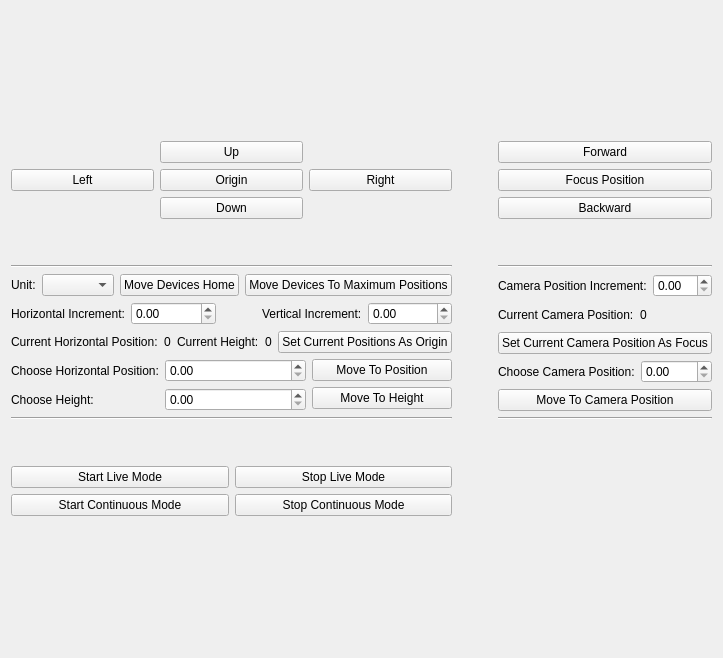
Above: gui/control.ui from LIOMLab/lightsheet before the change. Below: the same form after it.
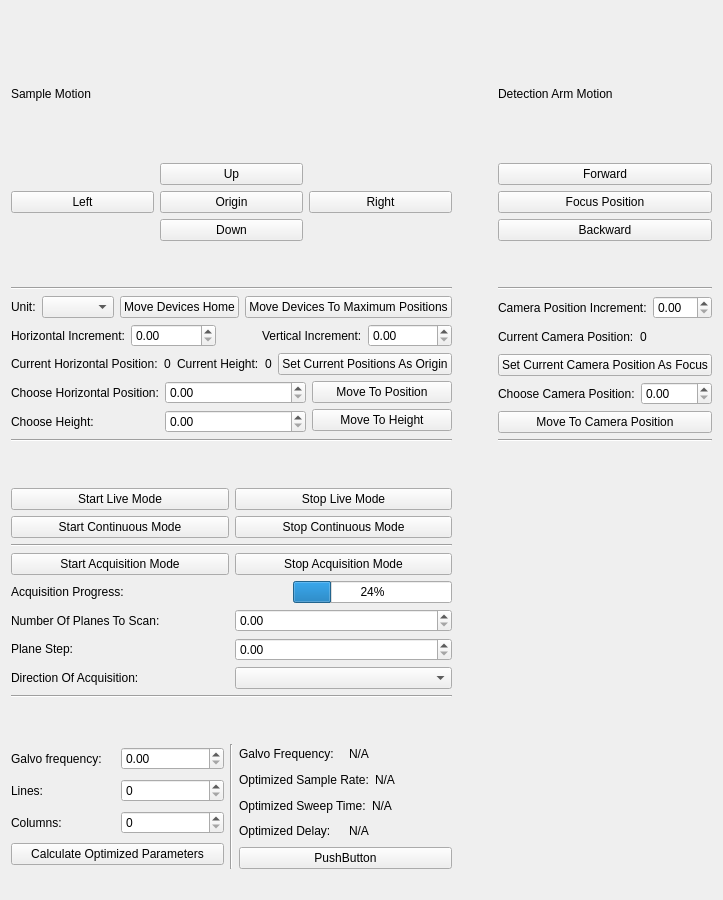
That is the form after the change.

Commit message: >Basic mechanic of an acquisition mode added, progress bar and stop button not functionnal yet >self.synchronized_ramps() added in control.py to calculate optimal parameters for the galvo and ETL ramps of each arm (doesn't synchronize one arm with the other) based on galvo frequency and area to image inputs. >self.set_optimized_parameters() added to control.py to set to the parameter dictionnary the synchronized parameters calculated by the previous function >Buttons and labels added for the previous functionnalities in control.ui -PierreGCollins

Diff of the .ui file:
```diff
--- a/gui/control.ui
+++ b/gui/control.ui
@@ -7,7 +7,7 @@
     <x>0</x>
     <y>0</y>
     <width>673</width>
-    <height>658</height>
+    <height>900</height>
    </rect>
   </property>
   <property name="windowTitle">
@@ -16,116 +16,46 @@
   <layout class="QVBoxLayout" name="verticalLayout">
    <item>
     <layout class="QGridLayout" name="gridLayout_8">
-     <item row="5" column="0">
-      <spacer name="verticalSpacer_2">
-       <property name="orientation">
-        <enum>Qt::Vertical</enum>
-       </property>
-       <property name="sizeType">
-        <enum>QSizePolicy::Fixed</enum>
-       </property>
-       <property name="sizeHint" stdset="0">
-        <size>
-         <width>20</width>
-         <height>40</height>
-        </size>
-       </property>
-      </spacer>
-     </item>
      <item row="2" column="0">
-      <widget class="Line" name="line_3">
-       <property name="orientation">
-        <enum>Qt::Horizontal</enum>
+      <widget class="QLabel" name="label_2">
+       <property name="text">
+        <string>Sample Motion</string>
        </property>
       </widget>
      </item>
-     <item row="2" column="2">
-      <widget class="Line" name="line_4">
+     <item row="14" column="1">
+      <spacer name="horizontalSpacer_6">
        <property name="orientation">
         <enum>Qt::Horizontal</enum>
        </property>
-      </widget>
+       <property name="sizeType">
+        <enum>QSizePolicy::Fixed</enum>
+       </property>
+       <property name="sizeHint" stdset="0">
+        <size>
+         <width>40</width>
+         <height>20</height>
+        </size>
+       </property>
+      </spacer>
      </item>
-     <item row="6" column="0">
-      <layout class="QVBoxLayout" name="verticalLayout_16">
-       <item>
-        <layout class="QHBoxLayout" name="horizontalLayout_2">
-         <item>
-          <widget class="QPushButton" name="pushButton_startLive">
-           <property name="text">
-            <string>Start Live Mode</string>
-           </property>
-          </widget>
-         </item>
-         <item>
-          <widget class="QPushButton" name="pushButton_stopLive">
-           <property name="text">
-            <string>Stop Live Mode</string>
-           </property>
-          </widget>
-         </item>
-        </layout>
-       </item>
-       <item>
-        <layout class="QHBoxLayout" name="horizontalLayout_9">
-         <item>
-          <widget class="QPushButton" name="pushButton_startContinuous">
-           <property name="text">
-            <string>Start Continuous Mode</string>
-           </property>
-          </widget>
-         </item>
-         <item>
-          <widget class="QPushButton" name="pushButton_stopContinuous">
-           <property name="text">
-            <string>Stop Continuous Mode</string>
-           </property>
-          </widget>
-         </item>
-        </layout>
-       </item>
-      </layout>
+     <item row="8" column="0">
+      <spacer name="verticalSpacer_2">
+       <property name="orientation">
+        <enum>Qt::Vertical</enum>
+       </property>
+       <property name="sizeType">
+        <enum>QSizePolicy::Fixed</enum>
+       </property>
+       <property name="sizeHint" stdset="0">
+        <size>
+         <width>20</width>
+         <height>40</height>
+        </size>
+       </property>
+      </spacer>
      </item>
-     <item row="0" column="0">
-      <layout class="QGridLayout" name="gridLayout">
-       <item row="1" column="1">
-        <widget class="QPushButton" name="pushButton_MotorOrigin">
-         <property name="text">
-          <string>Origin</string>
-         </property>
-        </widget>
-       </item>
-       <item row="0" column="1">
-        <widget class="QPushButton" name="pushButton_MotorUp">
-         <property name="text">
-          <string>Up</string>
-         </property>
-        </widget>
-       </item>
-       <item row="1" column="2">
-        <widget class="QPushButton" name="pushButton_MotorRight">
-         <property name="text">
-          <string>Right</string>
-         </property>
-        </widget>
-       </item>
-       <item row="1" column="0">
-        <widget class="QPushButton" name="pushButton_MotorLeft">
-         <property name="text">
-          <string>Left</string>
-         </property>
-        </widget>
-       </item>
-       <item row="2" column="1">
-        <widget class="QPushButton" name="pushButton_MotorDown">
-         <property name="text">
-          <string>Down</string>
-         </property>
-        </widget>
-       </item>
-      </layout>
-     </item>
-     <item row="1" column="0">
+     <item row="4" column="0">
       <spacer name="verticalSpacer">
        <property name="orientation">
         <enum>Qt::Vertical</enum>
@@ -141,32 +71,23 @@
        </property>
       </spacer>
      </item>
-     <item row="0" column="2">
-      <layout class="QGridLayout" name="gridLayout_7">
-       <item row="2" column="0">
-        <widget class="QPushButton" name="pushButton_backward">
-         <property name="text">
-          <string>Backward</string>
-         </property>
-        </widget>
-       </item>
-       <item row="0" column="0">
-        <widget class="QPushButton" name="pushButton_forward">
-         <property name="text">
-          <string>Forward</string>
-         </property>
-        </widget>
-       </item>
-       <item row="1" column="0">
-        <widget class="QPushButton" name="pushButton_focus">
-         <property name="text">
-          <string>Focus Position</string>
-         </property>
-        </widget>
-       </item>
-      </layout>
+     <item row="6" column="1">
+      <spacer name="horizontalSpacer_5">
+       <property name="orientation">
+        <enum>Qt::Horizontal</enum>
+       </property>
+       <property name="sizeType">
+        <enum>QSizePolicy::Fixed</enum>
+       </property>
+       <property name="sizeHint" stdset="0">
+        <size>
+         <width>40</width>
+         <height>20</height>
+        </size>
+       </property>
+      </spacer>
      </item>
-     <item row="3" column="2">
+     <item row="6" column="2">
       <layout class="QVBoxLayout" name="verticalLayout_14">
        <item>
         <layout class="QHBoxLayout" name="horizontalLayout_8">
@@ -234,37 +155,28 @@
        </item>
       </layout>
      </item>
-     <item row="3" column="1">
-      <spacer name="horizontalSpacer_5">
-       <property name="orientation">
-        <enum>Qt::Horizontal</enum>
-       </property>
-       <property name="sizeType">
-        <enum>QSizePolicy::Fixed</enum>
-       </property>
-       <property name="sizeHint" stdset="0">
-        <size>
-         <width>40</width>
-         <height>20</height>
-        </size>
-       </property>
-      </spacer>
-     </item>
-     <item row="4" column="0">
-      <widget class="Line" name="line">
-       <property name="orientation">
-        <enum>Qt::Horizontal</enum>
-       </property>
-      </widget>
-     </item>
-     <item row="4" column="2">
+     <item row="7" column="2">
       <widget class="Line" name="line_2">
        <property name="orientation">
         <enum>Qt::Horizontal</enum>
        </property>
       </widget>
      </item>
-     <item row="3" column="0">
+     <item row="7" column="0">
+      <widget class="Line" name="line">
+       <property name="orientation">
+        <enum>Qt::Horizontal</enum>
+       </property>
+      </widget>
+     </item>
+     <item row="5" column="0">
+      <widget class="Line" name="line_3">
+       <property name="orientation">
+        <enum>Qt::Horizontal</enum>
+       </property>
+      </widget>
+     </item>
+     <item row="6" column="0">
       <layout class="QVBoxLayout" name="verticalLayout_2">
        <item>
         <layout class="QHBoxLayout" name="horizontalLayout_14">
@@ -438,6 +350,411 @@
        </item>
       </layout>
      </item>
+     <item row="5" column="2">
+      <widget class="Line" name="line_4">
+       <property name="orientation">
+        <enum>Qt::Horizontal</enum>
+       </property>
+      </widget>
+     </item>
+     <item row="3" column="0">
+      <layout class="QGridLayout" name="gridLayout">
+       <item row="1" column="1">
+        <widget class="QPushButton" name="pushButton_MotorOrigin">
+         <property name="text">
+          <string>Origin</string>
+         </property>
+        </widget>
+       </item>
+       <item row="1" column="0">
+        <widget class="QPushButton" name="pushButton_MotorLeft">
+         <property name="text">
+          <string>Left</string>
+         </property>
+        </widget>
+       </item>
+       <item row="1" column="2">
+        <widget class="QPushButton" name="pushButton_MotorRight">
+         <property name="text">
+          <string>Right</string>
+         </property>
+        </widget>
+       </item>
+       <item row="0" column="1">
+        <widget class="QPushButton" name="pushButton_MotorUp">
+         <property name="text">
+          <string>Up</string>
+         </property>
+        </widget>
+       </item>
+       <item row="2" column="1">
+        <widget class="QPushButton" name="pushButton_MotorDown">
+         <property name="text">
+          <string>Down</string>
+         </property>
+        </widget>
+       </item>
+      </layout>
+     </item>
+     <item row="3" column="2">
+      <layout class="QGridLayout" name="gridLayout_7">
+       <item row="1" column="0">
+        <widget class="QPushButton" name="pushButton_focus">
+         <property name="text">
+          <string>Focus Position</string>
+         </property>
+        </widget>
+       </item>
+       <item row="0" column="0">
+        <widget class="QPushButton" name="pushButton_forward">
+         <property name="text">
+          <string>Forward</string>
+         </property>
+        </widget>
+       </item>
+       <item row="2" column="0">
+        <widget class="QPushButton" name="pushButton_backward">
+         <property name="text">
+          <string>Backward</string>
+         </property>
+        </widget>
+       </item>
+      </layout>
+     </item>
+     <item row="11" column="0">
+      <widget class="Line" name="line_6">
+       <property name="orientation">
+        <enum>Qt::Horizontal</enum>
+       </property>
+      </widget>
+     </item>
+     <item row="1" column="1">
+      <spacer name="horizontalSpacer_4">
+       <property name="orientation">
+        <enum>Qt::Horizontal</enum>
+       </property>
+       <property name="sizeType">
+        <enum>QSizePolicy::Fixed</enum>
+       </property>
+       <property name="sizeHint" stdset="0">
+        <size>
+         <width>40</width>
+         <height>20</height>
+        </size>
+       </property>
+      </spacer>
+     </item>
+     <item row="13" column="0">
+      <layout class="QHBoxLayout" name="horizontalLayout_4">
+       <item>
+        <layout class="QVBoxLayout" name="verticalLayout_6">
+         <item>
+          <layout class="QHBoxLayout" name="horizontalLayout_17">
+           <item>
+            <widget class="QLabel" name="label_galvoFrequency">
+             <property name="text">
+              <string>Galvo frequency:</string>
+             </property>
+            </widget>
+           </item>
+           <item>
+            <widget class="QDoubleSpinBox" name="doubleSpinBox_galvoFrequency"/>
+           </item>
+          </layout>
+         </item>
+         <item>
+          <layout class="QHBoxLayout" name="horizontalLayout_18">
+           <item>
+            <widget class="QLabel" name="label_lines">
+             <property name="text">
+              <string>Lines:</string>
+             </property>
+            </widget>
+           </item>
+           <item>
+            <widget class="QSpinBox" name="spinBox_lines"/>
+           </item>
+          </layout>
+         </item>
+         <item>
+          <layout class="QHBoxLayout" name="horizontalLayout_19">
+           <item>
+            <widget class="QLabel" name="label_columns">
+             <property name="text">
+              <string>Columns:</string>
+             </property>
+            </widget>
+           </item>
+           <item>
+            <widget class="QSpinBox" name="spinBox_columns"/>
+           </item>
+          </layout>
+         </item>
+         <item>
+          <widget class="QPushButton" name="pushButton_calculateOptimized">
+           <property name="text">
+            <string>Calculate Optimized Parameters</string>
+           </property>
+          </widget>
+         </item>
+        </layout>
+       </item>
+       <item>
+        <widget class="Line" name="line_7">
+         <property name="orientation">
+          <enum>Qt::Vertical</enum>
+         </property>
+        </widget>
+       </item>
+       <item>
+        <layout class="QVBoxLayout" name="verticalLayout_7">
+         <item>
+          <layout class="QHBoxLayout" name="horizontalLayout_22">
+           <item>
+            <widget class="QLabel" name="label_galvoFrequencyText">
+             <property name="text">
+              <string>Galvo Frequency:</string>
+             </property>
+            </widget>
+           </item>
+           <item>
+            <widget class="QLabel" name="label_galvoFrequencyNumerical">
+             <property name="text">
+              <string>N/A</string>
+             </property>
+            </widget>
+           </item>
+          </layout>
+         </item>
+         <item>
+          <layout class="QHBoxLayout" name="horizontalLayout_21">
+           <item>
+            <widget class="QLabel" name="label_samplerateText">
+             <property name="text">
+              <string>Optimized Sample Rate:</string>
+             </property>
+            </widget>
+           </item>
+           <item>
+            <widget class="QLabel" name="label_samplerateNumerical">
+             <property name="text">
+              <string>N/A</string>
+             </property>
+            </widget>
+           </item>
+          </layout>
+         </item>
+         <item>
+          <layout class="QHBoxLayout" name="horizontalLayout_23">
+           <item>
+            <widget class="QLabel" name="label_sweeptimeText">
+             <property name="text">
+              <string>Optimized Sweep Time:</string>
+             </property>
+            </widget>
+           </item>
+           <item>
+            <widget class="QLabel" name="label_sweeptimeNumerical">
+             <property name="text">
+              <string>N/A</string>
+             </property>
+            </widget>
+           </item>
+          </layout>
+         </item>
+         <item>
+          <layout class="QHBoxLayout" name="horizontalLayout_24">
+           <item>
+            <widget class="QLabel" name="label_delayText">
+             <property name="text">
+              <string>Optimized Delay:</string>
+             </property>
+            </widget>
+           </item>
+           <item>
+            <widget class="QLabel" name="label_delayNumerical">
+             <property name="text">
+              <string>N/A</string>
+             </property>
+            </widget>
+           </item>
+          </layout>
+         </item>
+         <item>
+          <widget class="QPushButton" name="pushButton_setOptimized">
+           <property name="text">
+            <string>PushButton</string>
+           </property>
+          </widget>
+         </item>
+        </layout>
+       </item>
+      </layout>
+     </item>
+     <item row="2" column="2">
+      <widget class="QLabel" name="label_3">
+       <property name="text">
+        <string>Detection Arm Motion</string>
+       </property>
+      </widget>
+     </item>
+     <item row="10" column="0">
+      <layout class="QVBoxLayout" name="verticalLayout_13">
+       <item>
+        <layout class="QHBoxLayout" name="horizontalLayout_2">
+         <item>
+          <widget class="QPushButton" name="pushButton_startLive">
+           <property name="text">
+            <string>Start Live Mode</string>
+           </property>
+          </widget>
+         </item>
+         <item>
+          <widget class="QPushButton" name="pushButton_stopLive">
+           <property name="text">
+            <string>Stop Live Mode</string>
+           </property>
+          </widget>
+         </item>
+        </layout>
+       </item>
+       <item>
+        <layout class="QHBoxLayout" name="horizontalLayout_9">
+         <item>
+          <widget class="QPushButton" name="pushButton_startContinuous">
+           <property name="text">
+            <string>Start Continuous Mode</string>
+           </property>
+          </widget>
+         </item>
+         <item>
+          <widget class="QPushButton" name="pushButton_stopContinuous">
+           <property name="text">
+            <string>Stop Continuous Mode</string>
+           </property>
+          </widget>
+         </item>
+        </layout>
+       </item>
+       <item>
+        <widget class="Line" name="line_5">
+         <property name="orientation">
+          <enum>Qt::Horizontal</enum>
+         </property>
+        </widget>
+       </item>
+       <item>
+        <layout class="QHBoxLayout" name="horizontalLayout_5">
+         <item>
+          <widget class="QPushButton" name="pushButton_startAcquisition">
+           <property name="text">
+            <string>Start Acquisition Mode</string>
+           </property>
+          </widget>
+         </item>
+         <item>
+          <widget class="QPushButton" name="pushButton_stopAcquisition">
+           <property name="text">
+            <string>Stop Acquisition Mode</string>
+           </property>
+          </widget>
+         </item>
+        </layout>
+       </item>
+       <item>
+        <layout class="QHBoxLayout" name="horizontalLayout_6">
+         <item>
+          <widget class="QLabel" name="label_acquisitionProgress">
+           <property name="text">
+            <string>Acquisition Progress: </string>
+           </property>
+          </widget>
+         </item>
+         <item>
+          <spacer name="horizontalSpacer">
+           <property name="orientation">
+            <enum>Qt::Horizontal</enum>
+           </property>
+           <property name="sizeType">
+            <enum>QSizePolicy::Expanding</enum>
+           </property>
+           <property name="sizeHint" stdset="0">
+            <size>
+             <width>40</width>
+             <height>20</height>
+            </size>
+           </property>
+          </spacer>
+         </item>
+         <item>
+          <widget class="QProgressBar" name="progressBar_acquisition">
+           <property name="value">
+            <number>24</number>
+           </property>
+          </widget>
+         </item>
+        </layout>
+       </item>
+       <item>
+        <layout class="QHBoxLayout" name="horizontalLayout_28">
+         <item>
+          <layout class="QVBoxLayout" name="verticalLayout_8">
+           <item>
+            <widget class="QLabel" name="label_planeNumber">
+             <property name="text">
+              <string>Number Of Planes To Scan:</string>
+             </property>
+            </widget>
+           </item>
+           <item>
+            <widget class="QLabel" name="label_planeStep">
+             <property name="text">
+              <string>Plane Step:</string>
+             </property>
+            </widget>
+           </item>
+           <item>
+            <widget class="QLabel" name="label_acquisitionDirection">
+             <property name="text">
+              <string>Direction Of Acquisition:</string>
+             </property>
+            </widget>
+           </item>
+          </layout>
+         </item>
+         <item>
+          <layout class="QVBoxLayout" name="verticalLayout_10">
+           <item>
+            <widget class="QDoubleSpinBox" name="doubleSpinBox_planeNumber"/>
+           </item>
+           <item>
+            <widget class="QDoubleSpinBox" name="doubleSpinBox_planeStep"/>
+           </item>
+           <item>
+            <widget class="QComboBox" name="comboBox_acquisitionDirection"/>
+           </item>
+          </layout>
+         </item>
+        </layout>
+       </item>
+      </layout>
+     </item>
+     <item row="12" column="0">
+      <spacer name="verticalSpacer_3">
+       <property name="orientation">
+        <enum>Qt::Vertical</enum>
+       </property>
+       <property name="sizeType">
+        <enum>QSizePolicy::Fixed</enum>
+       </property>
+       <property name="sizeHint" stdset="0">
+        <size>
+         <width>20</width>
+         <height>40</height>
+        </size>
+       </property>
+      </spacer>
+     </item>
     </layout>
    </item>
   </layout>
```
The commit also changes 1 other file.
